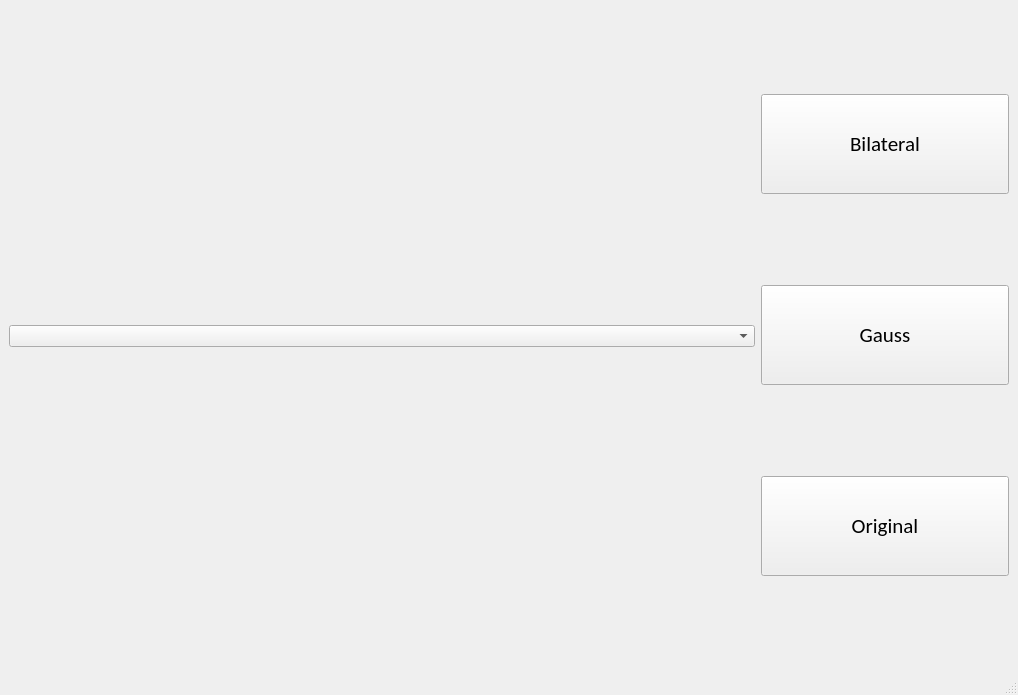
The window that src/ui/mainWindow.ui (saitovmarat/CamFilter) describes before a commit, drawn with Qt 5.
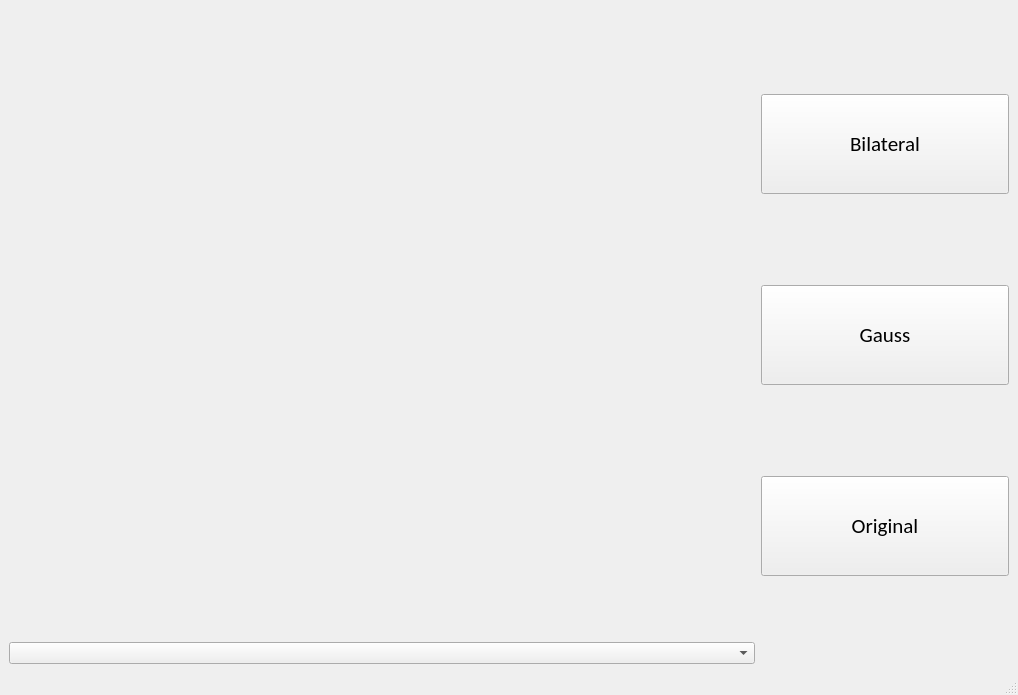
The same window after the commit.

Commit message: [add] interim result of separating ui and core

```diff
--- a/src/ui/mainWindow.ui
+++ b/src/ui/mainWindow.ui
@@ -26,7 +26,15 @@
       <item>
        <layout class="QVBoxLayout" name="cameraLayout">
         <item>
-         <layout class="QVBoxLayout" name="verticalLayout"/>
+         <layout class="QVBoxLayout" name="verticalLayout">
+          <item>
+           <widget class="QLabel" name="cameraLabel">
+            <property name="text">
+             <string/>
+            </property>
+           </widget>
+          </item>
+         </layout>
         </item>
         <item>
          <widget class="QComboBox" name="camerasComboBox"/>
```
The commit also changes 6 other files.
